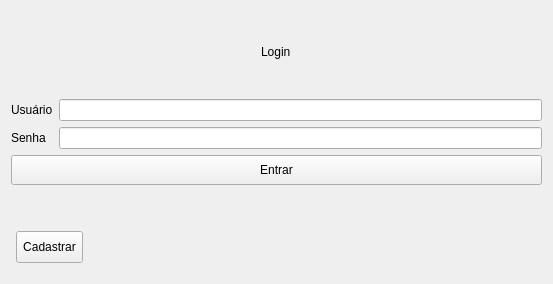
The window that CLoginForm.ui (nettoflix/MagoSend) describes before a commit, drawn with Qt 5.
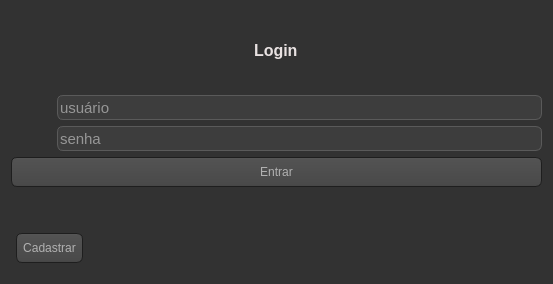
The same window after the commit. Icons and pictures are not drawn.

```diff
--- a/CLoginForm.ui
+++ b/CLoginForm.ui
@@ -13,6 +13,600 @@
   <property name="windowTitle">
    <string>Form</string>
   </property>
+  <property name="styleSheet">
+   <string notr="true">QToolTip
+{
+     border: 1px solid black;
+     background-color: #ffa02f;
+     padding: 1px;
+     border-radius: 3px;
+     opacity: 100;
+}
+
+QLabel { background-color: rgba(255, 255, 255, 10); 
+    color: #181717;  /* Light text for contrast */
+    font-size: 12pt;
+    font-weight: bold;  /* Make the text bold to stand out */
+}
+
+
+QWidget
+{
+    color: #e9e2e2;
+    background-color: #323232;
+}
+
+QWidget:item:hover
+{
+    background-color: QLinearGradient( x1: 0, y1: 0, x2: 0, y2: 1, stop: 0 #ffa02f, stop: 1 #ca0619);
+ 
+}
+
+QWidget:item:selected
+{
+    background-color: QLinearGradient( x1: 0, y1: 0, x2: 0, y2: 1, stop: 0 #ffa02f, stop: 1 #d7801a);
+}
+
+QMenuBar::item
+{
+    background: transparent;
+}
+
+QMenuBar::item:selected
+{
+    background: transparent;
+    border: 1px solid #ffaa00;
+}
+
+QMenuBar::item:pressed
+{
+    background: #444;
+    border: 1px solid #000;
+    background-color: QLinearGradient(
+        x1:0, y1:0,
+        x2:0, y2:1,
+        stop:1 #212121,
+        stop:0.4 #343434/*,
+        stop:0.2 #343434,
+        stop:0.1 #ffaa00*/
+    );
+    margin-bottom:-1px;
+    padding-bottom:1px;
+}
+
+QMenu
+{
+    border: 1px solid #000;
+}
+
+QMenu::item
+{
+    padding: 2px 20px 2px 20px;
+}
+
+QMenu::item:selected
+{
+    color: #000000;
+}
+
+QWidget:disabled
+{
+    color: #404040;
+    background-color: #323232;
+}
+
+QAbstractItemView
+{
+    background-color: QLinearGradient( x1: 0, y1: 0, x2: 0, y2: 1, stop: 0 #4d4d4d, stop: 0.1 #646464, stop: 1 #5d5d5d);
+}
+
+QWidget:focus
+{
+    /*border: 2px solid QLinearGradient( x1: 0, y1: 0, x2: 0, y2: 1, stop: 0 #ffa02f, stop: 1 #d7801a);*/
+}
+
+QLineEdit
+{
+    background-color: #3d3d3d;
+    color: #f0f0f0;
+    border: 1px solid #5a5a5a;  /* Subtle border */
+    border-radius: 6px;
+    font-size: 11pt;
+}
+
+QPushButton
+{
+    color: #b1b1b1;
+    background-color: QLinearGradient( x1: 0, y1: 0, x2: 0, y2: 1, stop: 0 #565656, stop: 0.1 #525252, stop: 0.5 #4e4e4e, stop: 0.9 #4a4a4a, stop: 1 #464646);
+    border-width: 1px;
+    border-color: #1e1e1e;
+    border-style: solid;
+    border-radius: 6;
+    padding: 3px;
+    font-size: 12px;
+    padding-left: 5px;
+    padding-right: 5px;
+}
+
+QPushButton:pressed
+{
+    background-color: QLinearGradient( x1: 0, y1: 0, x2: 0, y2: 1, stop: 0 #2d2d2d, stop: 0.1 #2b2b2b, stop: 0.5 #292929, stop: 0.9 #282828, stop: 1 #252525);
+}
+
+QComboBox
+{
+    selection-background-color: #ffaa00;
+    background-color: QLinearGradient( x1: 0, y1: 0, x2: 0, y2: 1, stop: 0 #565656, stop: 0.1 #525252, stop: 0.5 #4e4e4e, stop: 0.9 #4a4a4a, stop: 1 #464646);
+    border-style: solid;
+    border: 1px solid #1e1e1e;
+    border-radius: 5;
+}
+
+QComboBox:hover,QPushButton:hover
+{
+    border: 2px solid QLinearGradient( x1: 0, y1: 0, x2: 0, y2: 1, stop: 0 #ffa02f, stop: 1 #d7801a);
+}
+
+
+QComboBox:on
+{
+    padding-top: 3px;
+    padding-left: 4px;
+    background-color: QLinearGradient( x1: 0, y1: 0, x2: 0, y2: 1, stop: 0 #2d2d2d, stop: 0.1 #2b2b2b, stop: 0.5 #292929, stop: 0.9 #282828, stop: 1 #252525);
+    selection-background-color: #ffaa00;
+}
+
+QComboBox QAbstractItemView
+{
+    border: 2px solid darkgray;
+    selection-background-color: QLinearGradient( x1: 0, y1: 0, x2: 0, y2: 1, stop: 0 #ffa02f, stop: 1 #d7801a);
+}
+
+QComboBox::drop-down
+{
+     subcontrol-origin: padding;
+     subcontrol-position: top right;
+     width: 15px;
+
+     border-left-width: 0px;
+     border-left-color: darkgray;
+     border-left-style: solid; /* just a single line */
+     border-top-right-radius: 3px; /* same radius as the QComboBox */
+     border-bottom-right-radius: 3px;
+ }
+
+QComboBox::down-arrow
+{
+     image: url(:/down_arrow.png);
+}
+
+QGroupBox {
+    font: bold;
+    border: 1px solid gray;
+    border-radius: 6px;
+    margin-top: 6px;
+}
+
+QGroupBox::title {
+    subcontrol-origin: margin;
+    left: 7px;
+    padding: 0px 5px 0px 5px;
+}
+
+QTextEdit:focus
+{
+    border: 2px solid QLinearGradient( x1: 0, y1: 0, x2: 0, y2: 1, stop: 0 #ffa02f, stop: 1 #d7801a);
+}
+
+QScrollBar:horizontal {
+     border: 1px solid #222222;
+     background: QLinearGradient( x1: 0, y1: 0, x2: 0, y2: 1, stop: 0.0 #121212, stop: 0.2 #282828, stop: 1 #484848);
+     height: 12px;
+     margin: 0px 16px 0 16px;
+}
+
+QScrollBar::handle:horizontal
+{
+      background: QLinearGradient( x1: 0, y1: 0, x2: 1, y2: 0, stop: 0 #ffa02f, stop: 0.5 #d7801a, stop: 1 #ffa02f);
+      min-height: 20px;
+      border-radius: 2px;
+}
+
+QScrollBar::add-line:horizontal {
+      border: 1px solid #1b1b19;
+      border-radius: 2px;
+      background: QLinearGradient( x1: 0, y1: 0, x2: 1, y2: 0, stop: 0 #ffa02f, stop: 1 #d7801a);
+      width: 14px;
+      subcontrol-position: right;
+      subcontrol-origin: margin;
+}
+
+QScrollBar::sub-line:horizontal {
+      border: 1px solid #1b1b19;
+      border-radius: 2px;
+      background: QLinearGradient( x1: 0, y1: 0, x2: 1, y2: 0, stop: 0 #ffa02f, stop: 1 #d7801a);
+      width: 14px;
+     subcontrol-position: left;
+     subcontrol-origin: margin;
+}
+
+QScrollBar::right-arrow:horizontal, QScrollBar::left-arrow:horizontal
+{
+      border: 1px solid black;
+      width: 1px;
+      height: 1px;
+      background: white;
+}
+
+QScrollBar::add-page:horizontal, QScrollBar::sub-page:horizontal
+{
+      background: none;
+}
+
+QScrollBar:vertical
+{
+      background: QLinearGradient( x1: 0, y1: 0, x2: 1, y2: 0, stop: 0.0 #121212, stop: 0.2 #282828, stop: 1 #484848);
+      width: 7px;
+      margin: 16px 0 16px 0;
+      border: 1px solid #222222;
+}
+
+QScrollBar::handle:vertical
+{
+      background: QLinearGradient( x1: 0, y1: 0, x2: 0, y2: 1, stop: 0 #ffa02f, stop: 0.5 #d7801a, stop: 1 #ffa02f);
+      min-height: 20px;
+      border-radius: 2px;
+}
+
+QScrollBar::add-line:vertical
+{
+      border: 1px solid #1b1b19;
+      border-radius: 2px;
+      background: QLinearGradient( x1: 0, y1: 0, x2: 0, y2: 1, stop: 0 #ffa02f, stop: 1 #d7801a);
+      height: 14px;
+      subcontrol-position: bottom;
+      subcontrol-origin: margin;
+}
+
+QScrollBar::sub-line:vertical
+{
+      border: 1px solid #1b1b19;
+      border-radius: 2px;
+      background: QLinearGradient( x1: 0, y1: 0, x2: 0, y2: 1, stop: 0 #d7801a, stop: 1 #ffa02f);
+      height: 14px;
+      subcontrol-position: top;
+      subcontrol-origin: margin;
+}
+
+QScrollBar::up-arrow:vertical, QScrollBar::down-arrow:vertical
+{
+      border: 1px solid black;
+      width: 1px;
+      height: 1px;
+      background: white;
+}
+
+
+QScrollBar::add-page:vertical, QScrollBar::sub-page:vertical
+{
+      background: none;
+}
+
+QTextEdit
+{
+    background-color:  #242424;
+	border: 0px solid #6c6c6c;
+}
+
+QPlainTextEdit
+{
+    background-color: #242424;
+}
+
+QHeaderView::section
+{
+    background-color: QLinearGradient(x1:0, y1:0, x2:0, y2:1, stop:0 #616161, stop: 0.5 #505050, stop: 0.6 #434343, stop:1 #656565);
+    color: white;
+    padding-left: 4px;
+    border: 1px solid #6c6c6c;
+}
+
+QCheckBox:disabled
+{
+color: #414141;
+}
+
+QDockWidget::title
+{
+    text-align: center;
+    spacing: 3px; /* spacing between items in the tool bar */
+    background-color: QLinearGradient(x1:0, y1:0, x2:0, y2:1, stop:0 #323232, stop: 0.5 #242424, stop:1 #323232);
+}
+
+QDockWidget::close-button, QDockWidget::float-button
+{
+    text-align: center;
+    spacing: 1px; /* spacing between items in the tool bar */
+    background-color: QLinearGradient(x1:0, y1:0, x2:0, y2:1, stop:0 #323232, stop: 0.5 #242424, stop:1 #323232);
+}
+
+QDockWidget::close-button:hover, QDockWidget::float-button:hover
+{
+    background: #242424;
+}
+
+QDockWidget::close-button:pressed, QDockWidget::float-button:pressed
+{
+    padding: 1px -1px -1px 1px;
+}
+
+QMainWindow::separator
+{
+    background-color: QLinearGradient(x1:0, y1:0, x2:0, y2:1, stop:0 #161616, stop: 0.5 #151515, stop: 0.6 #212121, stop:1 #343434);
+    color: white;
+    padding-left: 4px;
+    border: 1px solid #4c4c4c;
+    spacing: 3px; /* spacing between items in the tool bar */
+}
+
+QMainWindow::separator:hover
+{
+
+    background-color: QLinearGradient(x1:0, y1:0, x2:0, y2:1, stop:0 #d7801a, stop:0.5 #b56c17 stop:1 #ffa02f);
+    color: white;
+    padding-left: 4px;
+    border: 1px solid #6c6c6c;
+    spacing: 3px; /* spacing between items in the tool bar */
+}
+
+QToolBar::handle
+{
+     spacing: 3px; /* spacing between items in the tool bar */
+     background: url(:/images/handle.png);
+}
+
+QMenu::separator
+{
+    height: 2px;
+    background-color: QLinearGradient(x1:0, y1:0, x2:0, y2:1, stop:0 #161616, stop: 0.5 #151515, stop: 0.6 #212121, stop:1 #343434);
+    color: white;
+    padding-left: 4px;
+    margin-left: 10px;
+    margin-right: 5px;
+}
+
+QProgressBar {
+    border: 1px solid #404040;
+    text-align: center;
+    background-color: #3E3E3E;
+}
+
+QProgressBar::chunk {
+    background-color: #0534cc;
+    width: 2px;
+}
+
+
+QTabBar::tab {
+    color: #b1b1b1;
+    border: 1px solid #444;
+    border-bottom-style: none;
+    background-color: #323232;
+    padding-left: 10px;
+    padding-right: 10px;
+    padding-top: 3px;
+    padding-bottom: 2px;
+    margin-right: -1px;
+}
+
+QTabWidget::pane {
+    border: 1px solid #444;
+    top: 1px;
+}
+
+QTabBar::tab:last
+{
+    margin-right: 0; /* the last selected tab has nothing to overlap with on the right */
+    border-top-right-radius: 3px;
+}
+
+QTabBar::tab:first:!selected
+{
+ margin-left: 0px; /* the last selected tab has nothing to overlap with on the right */
+
+
+    border-top-left-radius: 3px;
+}
+
+QTabBar::tab:!selected
+{
+    color: #b1b1b1;
+    border-bottom-style: solid;
+    margin-top: 3px;
+    background-color: QLinearGradient(x1:0, y1:0, x2:0, y2:1, stop:1 #212121, stop:.4 #343434);
+}
+
+QTabBar::tab:selected
+{
+    border-top-left-radius: 3px;
+    border-top-right-radius: 3px;
+    margin-bottom: 0px;
+}
+
+QTabBar::tab:!selected:hover
+{
+    /*border-top: 2px solid #ffaa00;
+    padding-bottom: 3px;*/
+    border-top-left-radius: 3px;
+    border-top-right-radius: 3px;
+    background-color: QLinearGradient(x1:0, y1:0, x2:0, y2:1, stop:1 #212121, stop:0.4 #343434, stop:0.2 #343434, stop:0.1 #ffaa00);
+}
+
+QRadioButton::indicator:checked, QRadioButton::indicator:unchecked{
+    color: #b1b1b1;
+    background-color: #323232;
+    border: 1px solid #b1b1b1;
+    border-radius: 6px;
+}
+
+QRadioButton::indicator:checked
+{
+    background-color: qradialgradient(
+        cx: 0.5, cy: 0.5,
+        fx: 0.5, fy: 0.5,
+        radius: 1.0,
+        stop: 0.25 #ffaa00,
+        stop: 0.3 #323232
+    );
+}
+
+QCheckBox::indicator{
+    color: #b1b1b1;
+    background-color: #323232;
+    border: 1px solid #b1b1b1;
+    width: 9px;
+    height: 9px;
+}
+
+QRadioButton::indicator
+{
+    border-radius: 6px;
+}
+
+QRadioButton::indicator:hover, QCheckBox::indicator:hover
+{
+    border: 1px solid #ffaa00;
+}
+
+QCheckBox::indicator:checked
+{
+    image:url(:/images/checkbox.png);
+}
+
+QCheckBox::indicator:disabled, QRadioButton::indicator:disabled
+{
+    border: 1px solid #444;
+}
+
+QComboBox:hover
+{
+    border: 2px solid QLinearGradient( x1: 0, y1: 0, x2: 0, y2: 1, stop: 0 #ffa02f, stop: 1 #d7801a);
+}
+
+QAbstractSpinBox {
+    padding: 5px;
+    border: 1px solid #76797C;
+    background-color: #232629;
+    color: #eff0f1;
+    border-radius: 2px;
+    min-width: 75px;
+}
+
+QAbstractSpinBox:up-button
+{
+    background-color: transparent;
+    subcontrol-origin: border;
+    subcontrol-position: center right;
+}
+
+QAbstractSpinBox:down-button
+{
+    background-color: transparent;
+    subcontrol-origin: border;
+    subcontrol-position: center left;
+}
+
+QAbstractSpinBox::up-arrow,QAbstractSpinBox::up-arrow:disabled,QAbstractSpinBox::up-arrow:off {
+    image: url(:/images/up_arrow_disabled.png);
+    width: 10px;
+    height: 10px;
+}
+QAbstractSpinBox::up-arrow:hover
+{
+    image: url(:/images/up_arrow.png);
+}
+QAbstractSpinBox::down-arrow,QAbstractSpinBox::down-arrow:disabled,QAbstractSpinBox::down-arrow:off
+{
+    image: url(:/images/down_arrow_disabled.png);
+    width: 10px;
+    height: 10px;
+}
+QAbstractSpinBox::down-arrow:hover
+{
+    image: url(:/images/down_arrow.png);
+}
+
+QTableWidget {
+    background-color: #3d3d3d;  /* Dark gray background */
+    color: #f0f0f0;  /* Light text color for readability */
+    gridline-color: #5a5a5a;  /* Softer grid line color */
+    selection-background-color: #ff9100;  /* Orange for selected row */
+    selection-color: #000000;  /* Black text when selected */
+    border: 1px solid #2a2a2a;  /* Border to match overall theme */
+}
+
+QHeaderView::section {
+    background-color: #2a2a2a;  /* Darker header background */
+    color: #ffffff;  /* White text in headers */
+    padding: 4px;
+    border: 1px solid #4d4d4d;  /* Subtle border around headers */
+    font-weight: bold;
+}
+
+QTableCornerButton::section {
+    background-color: #2a2a2a;  /* Corner button matching header */
+    border: 1px solid #4d4d4d; 
+}
+
+QHeaderView
+{
+    border-radius: 1px;
+}
+
+QTableWidget::item:pressed, QListView::item:pressed, QTreeView::item:pressed  {
+    background: #334E5E;
+    color: #eff0f1;
+	border: 0px solid #76797C;
+}
+
+QTableWidget::item:selected:active, QTreeView::item:selected:active, QListView::item:selected:active  {
+    background: #334E5E;
+    color: #eff0f1;
+ 	border: 0px solid #76797C;
+}
+
+QTableWidget::item::selected {
+background-color: #transparent;
+border: 0px solid #76797C;
+}
+
+QTableWidget::row::selected {
+background-color: #334E5E;
+border: 0px solid #76797C;
+}
+
+QTableWidget::item:hover {
+    background-color: transparent;
+}  
+
+
+ /* style the sort indicator */
+QHeaderView::down-arrow {
+    image: url(:/qss_icons/rc/down_arrow.png);
+}
+
+QHeaderView::up-arrow {
+    image: url(:/qss_icons/rc/up_arrow.png);
+}
+
+
+QTableCornerButton::section {
+    background-color: #31363b;
+    border: 1px transparent #76797C;
+    border-radius: 0px;
+}
+</string>
+  </property>
   <layout class="QVBoxLayout" name="verticalLayout_2">
    <item>
     <layout class="QVBoxLayout" name="verticalLayout">
@@ -36,38 +630,65 @@
          <item>
           <widget class="QLabel" name="label">
            <property name="sizePolicy">
-            <sizepolicy hsizetype="Preferred" vsizetype="Minimum">
+            <sizepolicy hsizetype="Preferred" vsizetype="Preferred">
              <horstretch>0</horstretch>
              <verstretch>0</verstretch>
             </sizepolicy>
            </property>
+           <property name="minimumSize">
+            <size>
+             <width>40</width>
+             <height>0</height>
+            </size>
+           </property>
            <property name="maximumSize">
             <size>
              <width>16777215</width>
-             <height>30</height>
+             <height>25</height>
             </size>
            </property>
+           <property name="toolTip">
+            <string/>
+           </property>
+           <property name="styleSheet">
+            <string notr="true">QLabel{
+margin-top: 2px;	
+image: url(:/images/mago.png);
+}</string>
+           </property>
            <property name="text">
-            <string>Usuário</string>
+            <string/>
            </property>
           </widget>
          </item>
          <item>
           <widget class="QLabel" name="label_2">
            <property name="sizePolicy">
-            <sizepolicy hsizetype="Preferred" vsizetype="Minimum">
+            <sizepolicy hsizetype="Preferred" vsizetype="Preferred">
              <horstretch>0</horstretch>
              <verstretch>0</verstretch>
             </sizepolicy>
            </property>
+           <property name="minimumSize">
+            <size>
+             <width>0</width>
+             <height>23</height>
+            </size>
+           </property>
            <property name="maximumSize">
             <size>
              <width>16777215</width>
-             <height>30</height>
+             <height>23</height>
             </size>
            </property>
+           <property name="styleSheet">
+            <string notr="true">QLabel{
+margin-top: 2px;	
+image: url(:/images/lock.png);
+}</string>
+           </property>
            <property name="text">
-            <string>Senha</string>
+            <string/>
            </property>
           </widget>
          </item>
@@ -76,13 +697,50 @@
        <item>
         <layout class="QVBoxLayout" name="verticalLayout_4">
          <item>
-          <widget class="QLineEdit" name="le_user"/>
+          <widget class="QLineEdit" name="le_user">
+           <property name="sizePolicy">
+            <sizepolicy hsizetype="Expanding" vsizetype="Preferred">
+             <horstretch>0</horstretch>
+             <verstretch>0</verstretch>
+            </sizepolicy>
+           </property>
+           <property name="maximumSize">
+            <size>
+             <width>16777215</width>
+             <height>25</height>
+            </size>
+           </property>
+           <property name="toolTip">
+            <string/>
+           </property>
+           <property name="placeholderText">
+            <string>usuário</string>
+           </property>
+          </widget>
          </item>
          <item>
           <widget class="QLineEdit" name="le_password">
+           <property name="sizePolicy">
+            <sizepolicy hsizetype="Expanding" vsizetype="Preferred">
+             <horstretch>0</horstretch>
+             <verstretch>0</verstretch>
+            </sizepolicy>
+           </property>
+           <property name="maximumSize">
+            <size>
+             <width>16777215</width>
+             <height>25</height>
+            </size>
+           </property>
+           <property name="toolTip">
+            <string>&lt;html&gt;&lt;head/&gt;&lt;body&gt;&lt;p&gt;senha&lt;/p&gt;&lt;/body&gt;&lt;/html&gt;</string>
+           </property>
            <property name="echoMode">
             <enum>QLineEdit::Password</enum>
            </property>
+           <property name="placeholderText">
+            <string>senha</string>
+           </property>
           </widget>
          </item>
         </layout>
```
